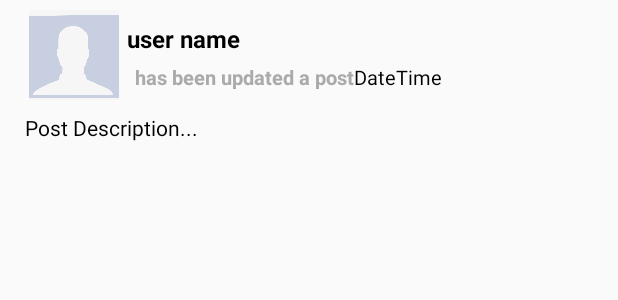
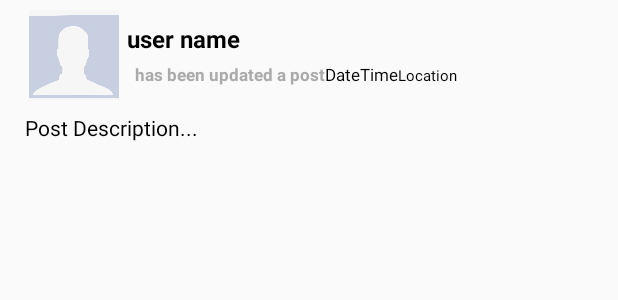
Before and after one commit to tonykyo3232/C.M.O, an Android app: the layout all_posts_layout.xml on its own in the app's theme, with its tools: preview values and no code run, on a phone screen of 412 x 824 dp. Shown: the top 300 px of the screen. Run offline under Robolectric (Android 15) with nearby library versions, the phone set to English and light mode, and no system bars.

Commit message:
forth commit: UI and Post layout

```diff
--- a/C.M.O-master 2/app/src/main/res/layout/all_posts_layout.xml
+++ b/C.M.O-master 2/app/src/main/res/layout/all_posts_layout.xml
@@ -62,9 +62,8 @@
                         android:layout_height="wrap_content"
                         android:text="@string/has_been_updated_a_post"
                         android:textColor="@android:color/darker_gray"
-                        android:textSize="13sp"
-                        android:textStyle="bold">
-                    </TextView>
+                        android:textSize="11sp"
+                        android:textStyle="bold"></TextView>
 
 
                     <TextView
@@ -73,8 +72,7 @@
                         android:layout_height="wrap_content"
                         android:text="@string/date"
                         android:textColor="@android:color/black"
-                        android:textSize="13sp">
-                    </TextView>
+                        android:textSize="11sp"></TextView>
 
 
                     <TextView
@@ -83,8 +81,15 @@
                         android:layout_height="wrap_content"
                         android:text="@string/time"
                         android:textColor="@android:color/black"
-                        android:textSize="13sp">
-                    </TextView>
+                        android:textSize="11sp"></TextView>
+
+                    <TextView
+                        android:id="@+id/post_location"
+                        android:layout_width="wrap_content"
+                        android:layout_height="wrap_content"
+                        android:text="Location"
+                        android:textColor="@android:color/black"
+                        android:textSize="10sp"></TextView>
 
 
 
--- a/C.M.O-master 2/app/src/main/res/values/strings.xml
+++ b/C.M.O-master 2/app/src/main/res/values/strings.xml
@@ -25,4 +25,6 @@
     <string name="todo3">TODO</string>
     <string name="share_your_stories">----Share Your Stories...</string>
     <string name="post">Post</string>
+    <string name="posting_to_c_m_o">Posting to C.M.O</string>
+    <string name="location">Location</string>
 </resources>
```
Also changed, not shown: C.M.O-master 2/app/src/main/java/com/example/cmo/MainActivity.java (+16 -7 lines), C.M.O-master 2/app/src/main/java/com/example/cmo/PostActivity.java (+10 -3 lines), C.M.O-master 2/app/src/main/java/com/example/cmo/Posts.java (+6 -2 lines), C.M.O-master 2/app/src/main/res/layout/activity_post.xml (+53 -17 lines).
